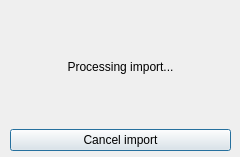
This is cancel_import.ui in opendatasoft/qgis-ods-plugin as Qt 5 draws it before an edit. The edited form follows.
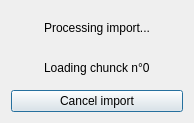
This is the edited form.

Commit message: loading window now dynamic, loading shows number of chunk loaded

```diff
--- a/cancel_import.ui
+++ b/cancel_import.ui
@@ -6,23 +6,14 @@
    <rect>
     <x>0</x>
     <y>0</y>
-    <width>240</width>
-    <height>157</height>
+    <width>194</width>
+    <height>123</height>
    </rect>
   </property>
   <property name="windowTitle">
    <string>ODS</string>
   </property>
-  <widget class="QWidget" name="verticalLayoutWidget">
-   <property name="geometry">
-    <rect>
-     <x>10</x>
-     <y>10</y>
-     <width>221</width>
-     <height>141</height>
-    </rect>
-   </property>
-   <layout class="QVBoxLayout" name="verticalLayout">
+  <layout class="QVBoxLayout" name="verticalLayout_2">
     <item>
      <widget class="QLabel" name="importLabel">
       <property name="text">
@@ -36,6 +27,13 @@
       </property>
      </widget>
     </item>
+   <item alignment="Qt::AlignHCenter">
+    <widget class="QLabel" name="chunkLabel">
+     <property name="text">
+      <string>Loading chunck n°0</string>
+     </property>
+    </widget>
+   </item>
     <item>
      <widget class="QPushButton" name="cancelButton">
       <property name="text">
@@ -44,7 +42,6 @@
      </widget>
     </item>
    </layout>
-  </widget>
  </widget>
  <resources/>
  <connections/>
```
Lines whose indentation alone changed are shown as unchanged. The commit also changes 1 other file.
